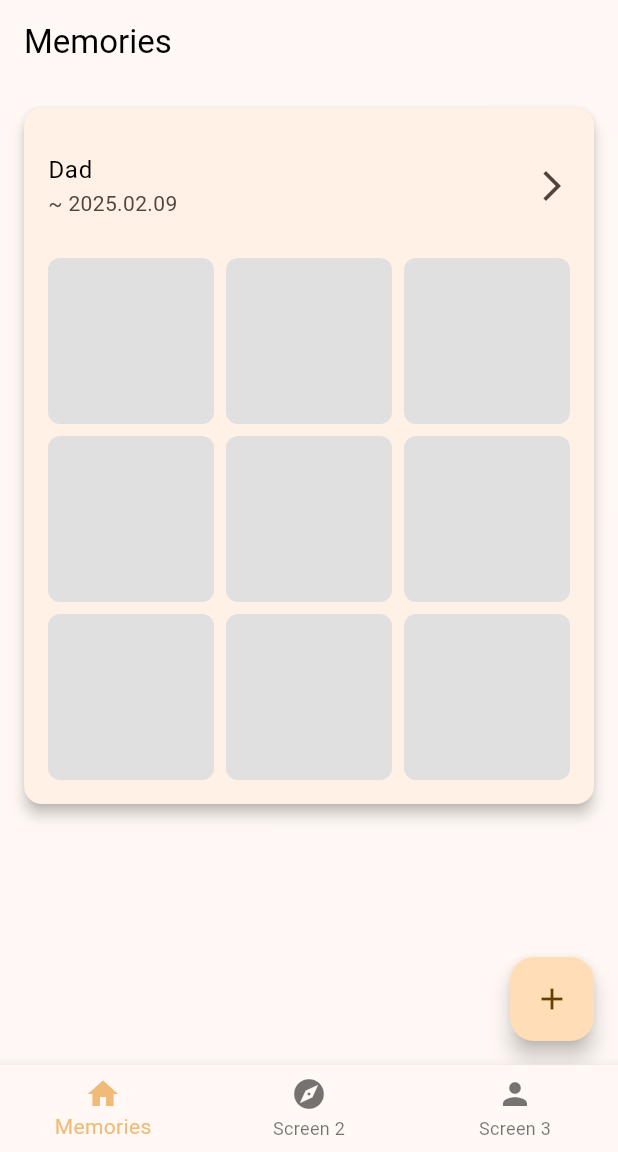
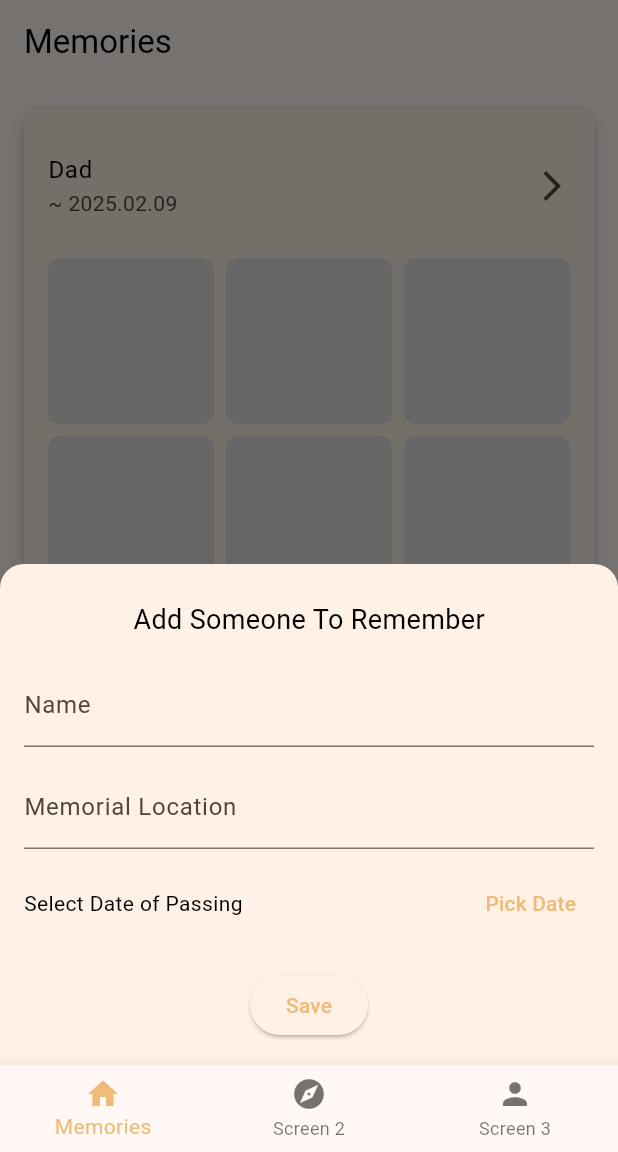
Before and after one commit to MontyCoder0701/goodbye-app, a Flutter app: the screen it shows after launch, after a tap on the "add" icon, on a phone screen of 412 x 824 dp, the part 84-1236 px from its top. Run offline on Flutter 3.47's test engine with Material 3 defaults, Android fonts, the phone set to English and light mode, and no system bars; drawn by our look-alikes of upgrader; our stand-ins replace flutter_riverpod, go_router, shared_preferences.

Commit message:
fix: add additional screens

```diff
--- /dev/null
+++ b/lib/models/base.model.dart
@@ -0,0 +1,3 @@
+class BaseModel {
+  String? id;
+}
--- /dev/null
+++ b/lib/screens/create_lost_person.modal.dart
@@ -0,0 +1,93 @@
+import 'package:flutter/material.dart';
+import 'package:intl/intl.dart';
+
+class CreateLostPersonModal extends StatefulWidget {
+  const CreateLostPersonModal({super.key});
+
+  @override
+  State<CreateLostPersonModal> createState() => _CreateLostPersonModalState();
+}
+
+class _CreateLostPersonModalState extends State<CreateLostPersonModal> {
+  final _formKey = GlobalKey<FormState>();
+  final _nameController = TextEditingController();
+  final _locationController = TextEditingController();
+  DateTime? _dateOfDeath;
+
+  @override
+  Widget build(BuildContext context) {
+    return Padding(
+      padding: EdgeInsets.only(
+        top: 24,
+        left: 16,
+        right: 16,
+        bottom: MediaQuery.of(context).viewInsets.bottom + 16,
+      ),
+      child: SingleChildScrollView(
+        child: Form(
+          key: _formKey,
+          child: Column(
+            mainAxisSize: MainAxisSize.min,
+            children: [
+              const Text(
+                'Add Someone To Remember',
+                style: TextStyle(fontSize: 18),
+              ),
+              const SizedBox(height: 16),
+              TextFormField(
+                controller: _nameController,
+                decoration: const InputDecoration(labelText: 'Name'),
+                validator: (value) =>
+                    value == null || value.isEmpty ? 'Required' : null,
+              ),
+              const SizedBox(height: 12),
+              TextFormField(
+                controller: _locationController,
+                decoration: const InputDecoration(
+                  labelText: 'Memorial Location',
+                ),
+              ),
+              const SizedBox(height: 12),
+              Row(
+                children: [
+                  Expanded(
+                    child: Text(
+                      _dateOfDeath == null
+                          ? 'Select Date of Passing'
+                          : 'Date: ${DateFormat.yMMMMd().format(_dateOfDeath!)}',
+                    ),
+                  ),
+                  TextButton(
+                    onPressed: () async {
+                      final now = DateTime.now();
+                      final picked = await showDatePicker(
+                        context: context,
+                        initialDate: now,
+                        firstDate: DateTime(1900),
+                        lastDate: now,
+                      );
+                      if (picked != null) {
+                        setState(() => _dateOfDeath = picked);
+                      }
+                    },
+                    child: const Text('Pick Date'),
+                  ),
+                ],
+              ),
+              const SizedBox(height: 20),
+              ElevatedButton(
+                onPressed: () {
+                  if (_formKey.currentState!.validate() &&
+                      _dateOfDeath != null) {
+                    Navigator.pop(context);
+                  }
+                },
+                child: const Text('Save'),
+              ),
+            ],
+          ),
+        ),
+      ),
+    );
+  }
+}
--- a/lib/screens/memories.dart
+++ b/lib/screens/memories.dart
@@ -1,5 +1,7 @@
 import 'package:flutter/material.dart';
 import 'package:go_router/go_router.dart';
+
+import '/screens/create_lost_person.modal.dart';
 
 class MemoriesScreen extends StatelessWidget {
   const MemoriesScreen({super.key});
@@ -14,7 +16,7 @@ class MemoriesScreen extends StatelessWidget {
         itemBuilder: (context, index) {
           return InkWell(
             onTap: () {
-              context.push('/memories/1');
+              context.push('/lost_person/1/memories');
             },
             borderRadius: BorderRadius.circular(12),
             child: Card(
@@ -68,8 +70,17 @@ class MemoriesScreen extends StatelessWidget {
         },
       ),
       floatingActionButton: FloatingActionButton(
-        child: Icon(Icons.add),
-        onPressed: () {},
+        child: const Icon(Icons.add),
+        onPressed: () {
+          showModalBottomSheet(
+            context: context,
+            isScrollControlled: true,
+            shape: const RoundedRectangleBorder(
+              borderRadius: BorderRadius.vertical(top: Radius.circular(16)),
+            ),
+            builder: (context) => const CreateLostPersonModal(),
+          );
+        },
       ),
     );
   }
```
Also changed, not shown: lib/go_router.dart (+19 -4 lines), lib/models/lost_person.model.dart (+10 -3 lines), lib/models/memory.model.dart (+4 -5 lines), lib/screens/lost_person_detail.dart (added, +73 -0 lines), lib/screens/media_memory_detail.dart (added, +62 -0 lines), lib/screens/memory_detail.dart (+67 -9 lines).
